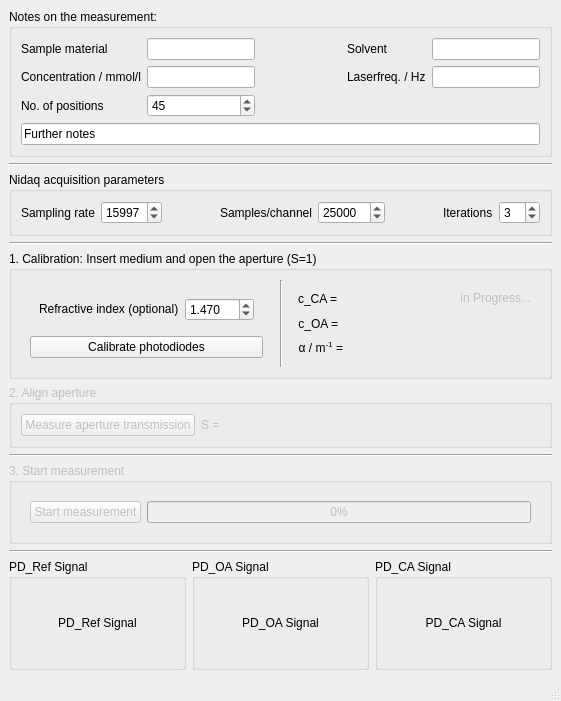
This is gui_design/design.ui in FabianKonig/zScanMeasurementManager as Qt 5 draws it before an edit. The edited form follows.
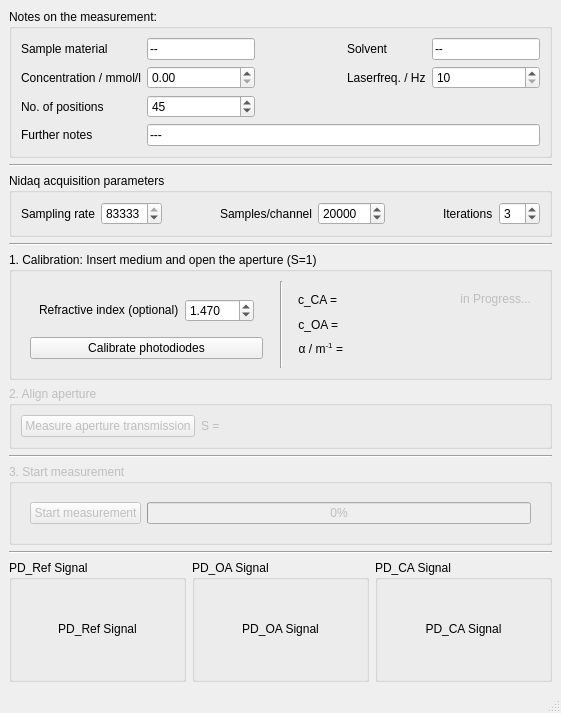
This is the edited form.

Commit message: created NidaqReader class

What changed in the file:
```diff
--- a/gui_design/design.ui
+++ b/gui_design/design.ui
@@ -7,7 +7,7 @@
     <x>0</x>
     <y>0</y>
     <width>561</width>
-    <height>701</height>
+    <height>713</height>
    </rect>
   </property>
   <property name="sizePolicy">
@@ -35,9 +35,6 @@
       <layout class="QVBoxLayout" name="verticalLayout_4">
        <item>
         <layout class="QGridLayout" name="gridLayout_measurementParams">
-         <item row="1" column="1">
-          <widget class="QLineEdit" name="lineEdit_concentrationValue"/>
-         </item>
          <item row="1" column="2">
           <spacer name="horizontalSpacer_6">
            <property name="orientation">
@@ -54,7 +51,7 @@
          <item row="0" column="1">
           <widget class="QLineEdit" name="lineEdit_sampleMaterialValue">
            <property name="text">
-            <string/>
+            <string>--</string>
            </property>
           </widget>
          </item>
@@ -79,6 +76,13 @@
            </property>
           </widget>
          </item>
+         <item row="0" column="4">
+          <widget class="QLineEdit" name="lineEdit_solvent">
+           <property name="text">
+            <string>--</string>
+           </property>
+          </widget>
+         </item>
          <item row="1" column="0">
           <widget class="QLabel" name="label_concentration">
            <property name="text">
@@ -86,9 +90,6 @@
            </property>
           </widget>
          </item>
-         <item row="0" column="4">
-          <widget class="QLineEdit" name="lineEdit_solventValue"/>
-         </item>
          <item row="0" column="2">
           <spacer name="horizontalSpacer_5">
            <property name="orientation">
@@ -102,9 +103,6 @@
            </property>
           </spacer>
          </item>
-         <item row="1" column="4">
-          <widget class="QLineEdit" name="lineEdit_laserfreqValue"/>
-         </item>
          <item row="2" column="0">
           <widget class="QLabel" name="label_numPositions">
            <property name="text">
@@ -122,15 +120,38 @@
            </property>
           </widget>
          </item>
+         <item row="1" column="1">
+          <widget class="QDoubleSpinBox" name="doubleSpinBox_concentration"/>
+         </item>
+         <item row="1" column="4">
+          <widget class="QSpinBox" name="spinBox_laserfreq">
+           <property name="minimum">
+            <number>10</number>
+           </property>
+           <property name="maximum">
+            <number>1100</number>
+           </property>
+           <property name="singleStep">
+            <number>10</number>
+           </property>
+          </widget>
+         </item>
+         <item row="3" column="0">
+          <widget class="QLabel" name="label_furtherNotes">
+           <property name="text">
+            <string>Further notes</string>
+           </property>
+          </widget>
+         </item>
+         <item row="3" column="1" colspan="4">
+          <widget class="QLineEdit" name="lineEdit_furtherNotes">
+           <property name="text">
+            <string>---</string>
+           </property>
+          </widget>
+         </item>
         </layout>
        </item>
-       <item>
-        <widget class="QLineEdit" name="notesLineEdit">
-         <property name="text">
-          <string>Further notes</string>
-         </property>
-        </widget>
-       </item>
       </layout>
      </widget>
     </item>
@@ -166,13 +187,13 @@
           <number>1000</number>
          </property>
          <property name="maximum">
-          <number>16000</number>
+          <number>83333</number>
          </property>
          <property name="singleStep">
           <number>1000</number>
          </property>
          <property name="value">
-          <number>15997</number>
+          <number>83333</number>
          </property>
         </widget>
        </item>
@@ -208,7 +229,7 @@
           <number>1000</number>
          </property>
          <property name="value">
-          <number>25000</number>
+          <number>20000</number>
          </property>
         </widget>
        </item>
```
Left out of the diff: 8 changed lines with no effect on the pictures. The commit also changes 4 other files.
